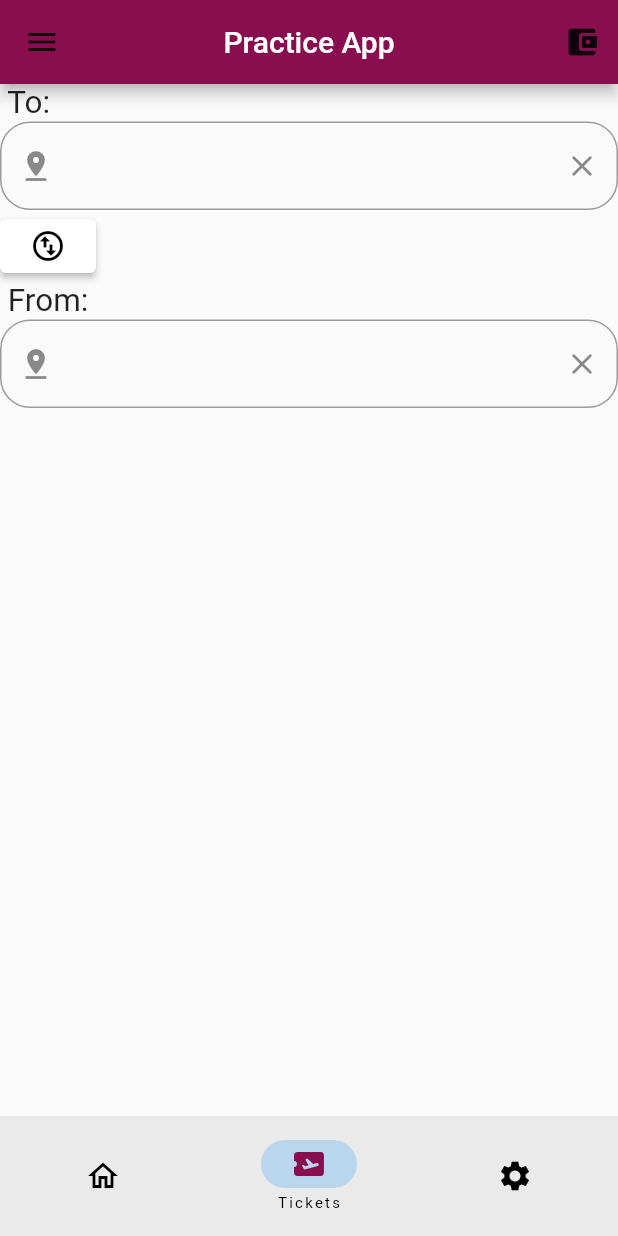
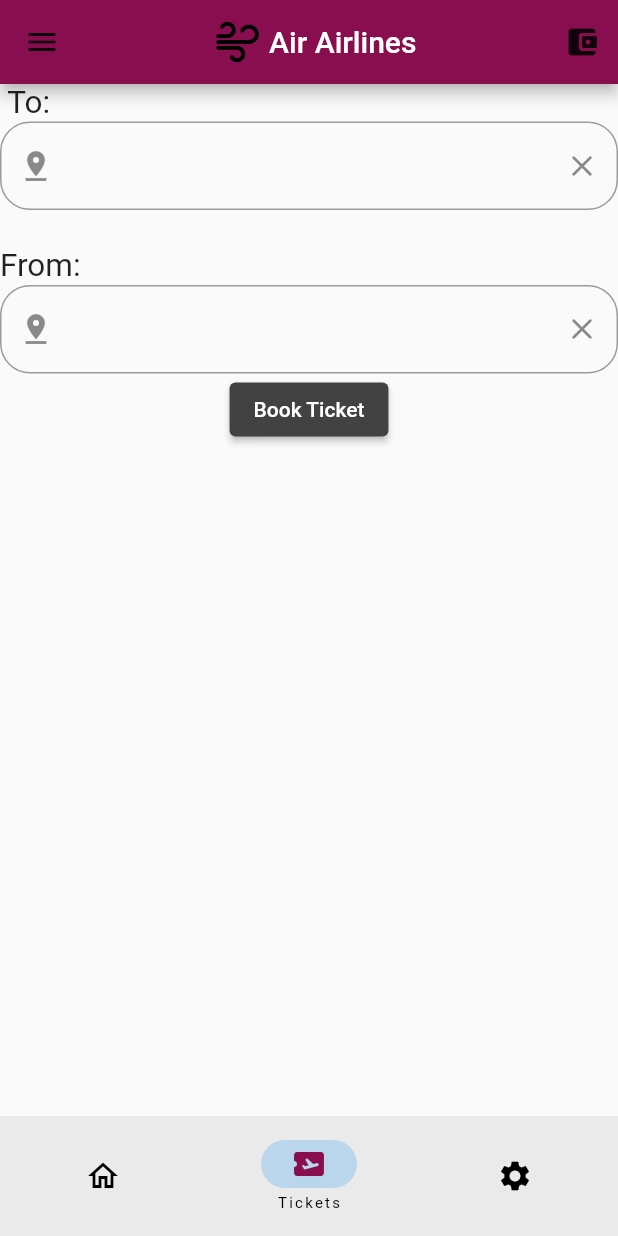
Before and after one commit to Prathik612/ticket_wallet_test, a Flutter app: the screen it shows after launch, item 2 of the bottom bar chosen, on a phone screen of 412 x 824 dp. Run offline on Flutter 3.47's test engine with Material 2 defaults, Android fonts, the phone set to English and light mode, and no system bars.

Commit message:
appbar changes

```diff
--- a/lib/main.dart
+++ b/lib/main.dart
@@ -60,15 +60,27 @@ class _StartState extends State<Start> {
         ],
         iconTheme: const IconThemeData(color: Colors.black87),
         centerTitle: true,
-        title: const Text("Practice App"),
-        //backgroundColor: Colors.pink[900],
+        title: Row(
+          mainAxisAlignment: MainAxisAlignment.center,
+          children: [
+            Image.asset(
+              'assets/images/air.png',
+              fit: BoxFit.contain,
+              height: 32,
+            ),
+            Container(
+              child: const Text(" Air Airlines"),
+            )
+          ],
+        ),
       ),
       drawer: Drawer(
         child: ListView(
           children: [
             ListTile(
-              title: const Text('Scan QR'),
-              onTap: () {},
+              title: const Text('Help'),
+              onTap: (){
+              },
             )
           ],
         ),
--- a/lib/tickets.dart
+++ b/lib/tickets.dart
@@ -67,22 +67,9 @@ class _TicketsState extends State<Tickets> {
               );
             },
           ),
-          SizedBox(
-            child: ElevatedButton(
-                onPressed: () {
-                  setState(() {
-
-                  });
-                },
-                style: ElevatedButton.styleFrom(
-                  backgroundColor: Colors.white,
-                  foregroundColor: Colors.black
-                ),
-                child: const Icon(Icons.swap_vert_circle_outlined)),
-          ),
           const SizedBox(
             child: Text(
-              ' From: ',
+              ' \nFrom: ',
               textScaleFactor: 1.5,
             ),
           ),
@@ -128,8 +115,26 @@ class _TicketsState extends State<Tickets> {
               );
             },
           ),
+          SizedBox(
+            child: Center(
+              child: ElevatedButton(
+                style:
+                    ElevatedButton.styleFrom(backgroundColor: Colors.grey[800]),
+                onPressed: (() {
+                  setState(() {
+                    genetateTicket(to,from);
+                  });
+                }),
+                child: const Text('Book Ticket'),
+              ),
+            ),
+          ),
         ],
       ),
     );
   }
 }
+
+void genetateTicket(String to, String from){
+
+}
--- a/pubspec.yaml
+++ b/pubspec.yaml
@@ -38,6 +38,8 @@ dependencies:
   cupertino_icons: ^1.0.2
   flutter_launcher_icons: ^0.11.0
   path_provider: ^2.0.11
+  camera: ^0.9.3+1
+  permission_handler: ^10.2.0
 
 flutter_icons:
   android: "launcher_icon"
@@ -81,7 +83,7 @@ flutter:
 
   # To add assets to your application, add an assets section, like this:
   assets:
-    - assets/
+    - assets/images/
   #   - images/
   #   - images/a_dot_ham.jpeg
 
```
Also changed, not shown: assets/images/air.png (added), lib/wallet.dart (line endings or trailing spaces), pubspec.lock, 3 other files.
